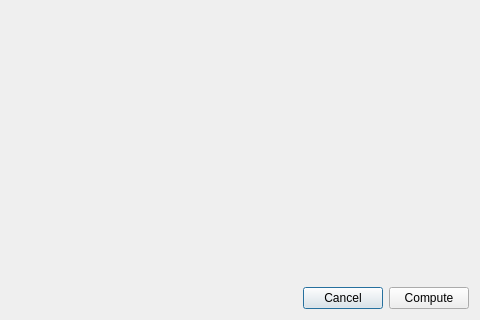
The window that qt4Designer_ui_files/eogParametersDialogBatch.ui (cibr-jyu/meggie) describes before a commit, drawn with Qt 5; both pictures show x 181 to 661 and y 628 to 948 of the 661 by 948 pixel window.
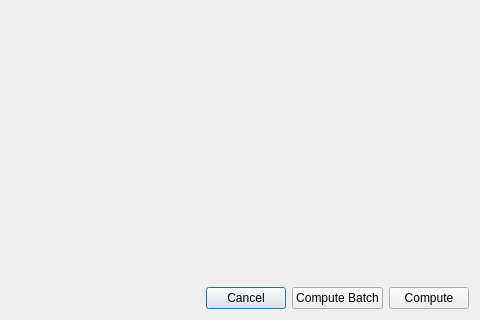
The same window after the commit.

Commit message: Implemented the eog projection batching with batching widget

Patch:
```diff
--- a/qt4Designer_ui_files/eogParametersDialogBatch.ui
+++ b/qt4Designer_ui_files/eogParametersDialogBatch.ui
@@ -39,6 +39,13 @@
        </property>
       </widget>
      </item>
+     <item>
+      <widget class="QPushButton" name="pushButtonComputeBatch">
+       <property name="text">
+        <string>Compute Batch</string>
+       </property>
+      </widget>
+     </item>
      <item>
       <widget class="QPushButton" name="pushButtonCompute">
        <property name="sizePolicy">
```
Left out of the diff: 25 changed lines with no effect on the pictures. The commit also changes 6 other files.
